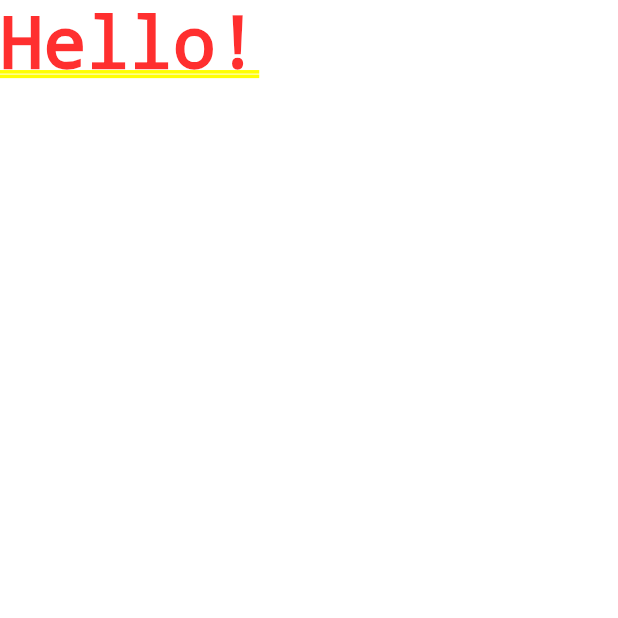
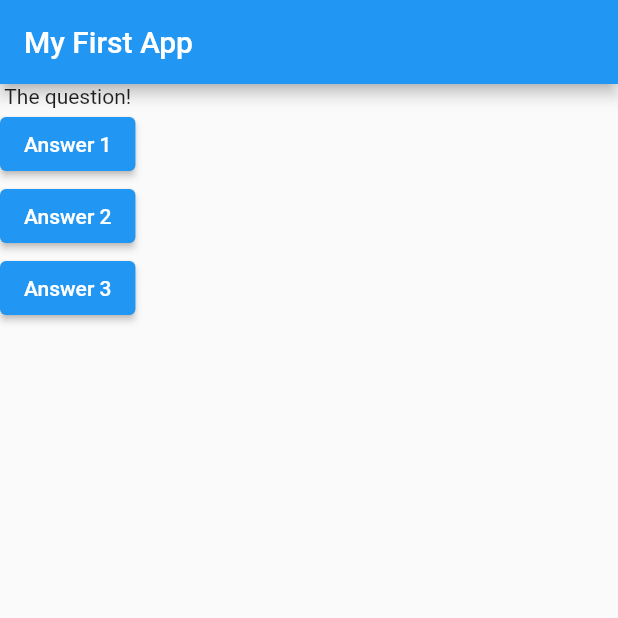
Before and after one commit to duartemelo/flutter-course, a Flutter app: the screen it shows after launch, on a phone screen of 412 x 824 dp, the top half of it. Run offline on Flutter 3.47's test engine with Material 2 defaults, Android fonts, the phone set to English and light mode, and no system bars.

Commit message:
Lesson 33

```diff
--- a/flutter_complete_guide/lib/main.dart
+++ b/flutter_complete_guide/lib/main.dart
@@ -1,13 +1,48 @@
 import 'package:flutter/material.dart';
 
+// void main () {
+//   runApp(MyApp());
+// }
 
-void main () {
-  runApp(MyApp());
-}
+void main() => runApp(MyApp());
 
-class MyApp extends StatelessWidget{
+class MyApp extends StatelessWidget {
+  void answerQuestion() {
+    print('Answer chosen!');
+  }
+
   @override
   Widget build(BuildContext context) {
-    return MaterialApp(home: Text('Hello!'),);
+    var questions = [
+      'What\s your favourite color?',
+      'What\s your favourite animal?'
+    ];
+    return MaterialApp(
+      home: Scaffold(
+        appBar: AppBar(
+          title: Text('My First App'),
+        ),
+        body: Column(
+          children: [
+            Text('The question!'),
+            ElevatedButton(
+              onPressed: answerQuestion,
+              child: Text('Answer 1'),
+            ),
+            ElevatedButton(
+              onPressed: () => print('Answer 2 chosen!'),
+              child: Text('Answer 2'),
+            ),
+            ElevatedButton(
+              onPressed: () { // sem seta!
+                // ...
+                print('Answer 3 chosen!');
+              },
+              child: Text('Answer 3'),
+            ),
+          ],
+        ),
+      ),
+    );
   }
 }
```
